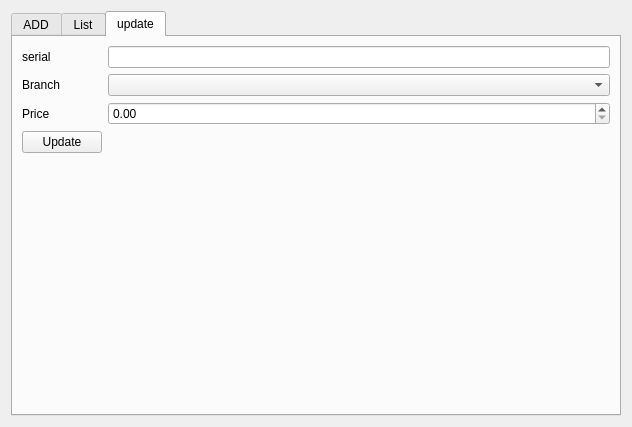
abdulroufsidhu/bms, file widgets/store.ui: the form before one commit.
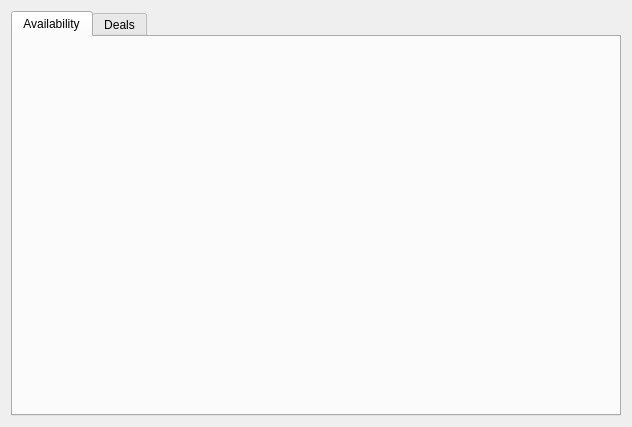
The form after the commit. The open tabs and pages were chosen to show the change. Icons and pictures are not drawn.

```diff
--- a/widgets/store.ui
+++ b/widgets/store.ui
@@ -14,161 +14,22 @@
    <string>Form</string>
   </property>
   <layout class="QGridLayout" name="gridLayout">
-   <item row="1" column="0">
-    <widget class="QTabWidget" name="tab_available">
-     <property name="cursor">
-      <cursorShape>ArrowCursor</cursorShape>
-     </property>
+   <item row="0" column="0">
+    <widget class="QTabWidget" name="tab_widget_store">
      <property name="currentIndex">
       <number>1</number>
      </property>
-     <property name="iconSize">
-      <size>
-       <width>20</width>
-       <height>20</height>
-      </size>
-     </property>
-     <widget class="QWidget" name="tab_add">
-      <attribute name="icon">
-       <iconset theme="add">
-        <normaloff>.</normaloff>.</iconset>
-      </attribute>
+     <widget class="QWidget" name="tab_available">
       <attribute name="title">
-       <string>ADD</string>
+       <string>Availability</string>
       </attribute>
-      <layout class="QGridLayout" name="gridLayout_2">
-       <item row="0" column="0">
-        <widget class="QScrollArea" name="scrollArea">
-         <property name="frameShape">
-          <enum>QFrame::NoFrame</enum>
-         </property>
-         <property name="widgetResizable">
-          <bool>true</bool>
-         </property>
-         <widget class="QWidget" name="scrollAreaWidgetContents">
-          <property name="geometry">
-           <rect>
-            <x>0</x>
-            <y>0</y>
-            <width>592</width>
-            <height>357</height>
-           </rect>
-          </property>
-          <layout class="QGridLayout" name="gridLayout_3"/>
-         </widget>
-        </widget>
-       </item>
-      </layout>
+      <layout class="QGridLayout" name="layout_avaiability"/>
      </widget>
-     <widget class="QWidget" name="tab_list">
+     <widget class="QWidget" name="tab_deals">
       <attribute name="title">
-       <string>List</string>
+       <string>Deals</string>
       </attribute>
-      <layout class="QGridLayout" name="gridLayout_4">
-       <item row="0" column="0">
-        <widget class="QScrollArea" name="scrollArea_2">
-         <property name="frameShape">
-          <enum>QFrame::NoFrame</enum>
-         </property>
-         <property name="widgetResizable">
-          <bool>true</bool>
-         </property>
-         <widget class="QWidget" name="scrollAreaWidgetContents_2">
-          <property name="geometry">
-           <rect>
-            <x>0</x>
-            <y>0</y>
-            <width>592</width>
-            <height>357</height>
-           </rect>
-          </property>
-          <layout class="QGridLayout" name="gridLayout_5"/>
-         </widget>
-        </widget>
-       </item>
-      </layout>
-     </widget>
-     <widget class="QWidget" name="tab_update">
-      <attribute name="icon">
-       <iconset theme="up">
-        <normaloff>.</normaloff>.</iconset>
-      </attribute>
-      <attribute name="title">
-       <string>update</string>
-      </attribute>
-      <layout class="QGridLayout" name="gridLayout_6">
-       <item row="0" column="0">
-        <layout class="QFormLayout" name="formLayout_2">
-         <item row="0" column="0">
-          <widget class="QLabel" name="label_10">
-           <property name="text">
-            <string>serial</string>
-           </property>
-          </widget>
-         </item>
-         <item row="0" column="1">
-          <widget class="QLineEdit" name="le_update_serial"/>
-         </item>
-         <item row="2" column="0">
-          <widget class="QLabel" name="label_11">
-           <property name="text">
-            <string>Price</string>
-           </property>
-          </widget>
-         </item>
-         <item row="2" column="1">
-          <widget class="QDoubleSpinBox" name="sb_update_price">
-           <property name="maximum">
-            <double>99999999.000000000000000</double>
-           </property>
-          </widget>
-         </item>
-         <item row="3" column="0">
-          <widget class="QPushButton" name="btn_update_item">
-           <property name="text">
-            <string>Update</string>
-           </property>
-          </widget>
-         </item>
-         <item row="1" column="0">
-          <widget class="QLabel" name="label_12">
-           <property name="sizePolicy">
-            <sizepolicy hsizetype="Preferred" vsizetype="Preferred">
-             <horstretch>0</horstretch>
-             <verstretch>0</verstretch>
-            </sizepolicy>
-           </property>
-           <property name="text">
-            <string>Branch</string>
-           </property>
-          </widget>
-         </item>
-         <item row="1" column="1">
-          <widget class="QComboBox" name="cb_update_branch">
-           <property name="sizePolicy">
-            <sizepolicy hsizetype="Expanding" vsizetype="Fixed">
-             <horstretch>0</horstretch>
-             <verstretch>0</verstretch>
-            </sizepolicy>
-           </property>
-          </widget>
-         </item>
-        </layout>
-       </item>
-       <item row="1" column="0">
-        <spacer name="verticalSpacer">
-         <property name="orientation">
-          <enum>Qt::Vertical</enum>
-         </property>
-         <property name="sizeHint" stdset="0">
-          <size>
-           <width>20</width>
-           <height>172</height>
-          </size>
-         </property>
-        </spacer>
-       </item>
-      </layout>
+      <layout class="QGridLayout" name="layout_deals"/>
      </widget>
     </widget>
    </item>
```
Left out of the diff: 2 changed lines with no effect on the pictures.
